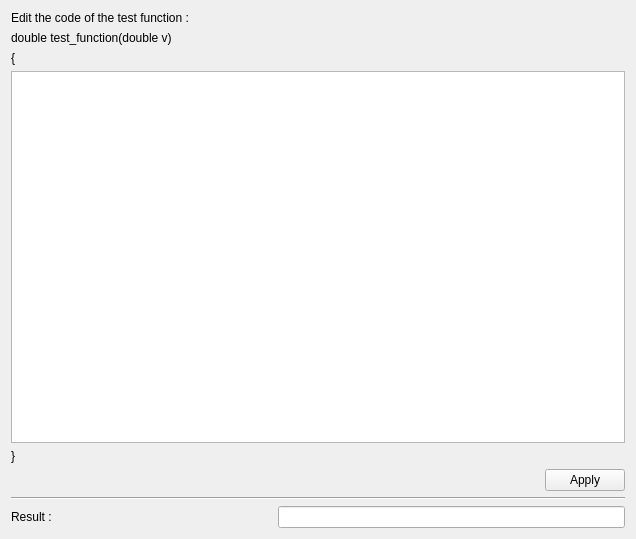
vfdev-5/RuntimeCppCompileTest, file App/CodeEditor.ui: the form before one commit.
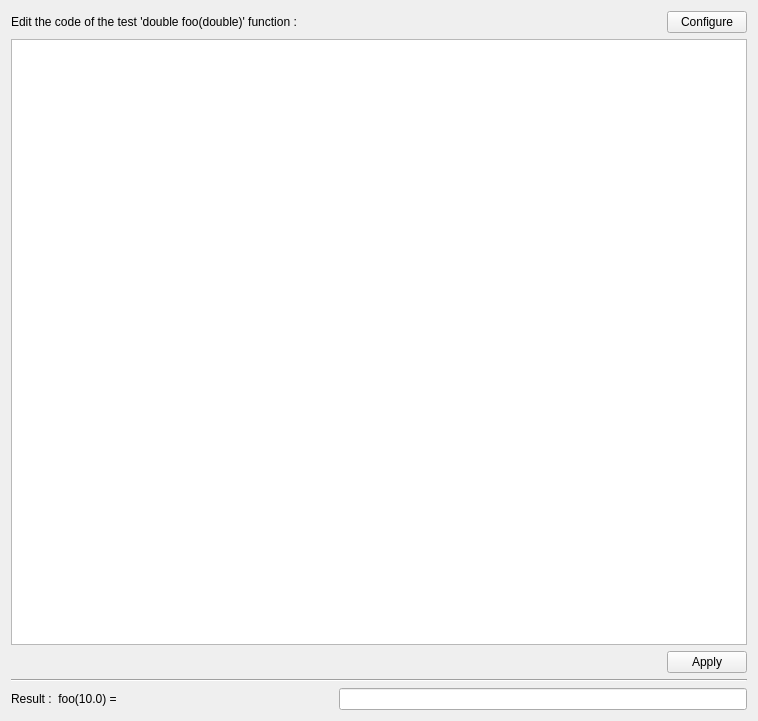
The form after the commit.

The edit to the form file:
```diff
--- a/App/CodeEditor.ui
+++ b/App/CodeEditor.ui
@@ -6,94 +6,88 @@
    <rect>
     <x>0</x>
     <y>0</y>
-    <width>636</width>
-    <height>539</height>
+    <width>758</width>
+    <height>721</height>
    </rect>
   </property>
   <property name="windowTitle">
    <string>Function Editor</string>
   </property>
   <layout class="QGridLayout" name="gridLayout">
-   <item row="2" column="0">
-    <widget class="QLabel" name="label_5">
+   <item row="2" column="1">
+    <spacer name="horizontalSpacer">
+     <property name="orientation">
+      <enum>Qt::Horizontal</enum>
+     </property>
+     <property name="sizeHint" stdset="0">
+      <size>
+       <width>40</width>
+       <height>20</height>
+      </size>
+     </property>
+    </spacer>
+   </item>
+   <item row="1" column="0" colspan="3">
+    <widget class="QPlainTextEdit" name="_code">
+     <property name="tabStopWidth">
+      <number>20</number>
+     </property>
+    </widget>
+   </item>
+   <item row="0" column="2">
+    <widget class="QPushButton" name="_configure">
      <property name="text">
-      <string>{</string>
+      <string>Configure</string>
      </property>
     </widget>
    </item>
-   <item row="6" column="0" colspan="3">
+   <item row="3" column="0" colspan="3">
     <widget class="Line" name="line">
      <property name="orientation">
       <enum>Qt::Horizontal</enum>
      </property>
     </widget>
    </item>
-   <item row="8" column="1" colspan="2">
-    <widget class="QLineEdit" name="lineEdit"/>
+   <item row="5" column="1" colspan="2">
+    <widget class="QLineEdit" name="_result">
+     <property name="readOnly">
+      <bool>true</bool>
+     </property>
+    </widget>
    </item>
    <item row="0" column="0" colspan="2">
     <widget class="QLabel" name="label">
      <property name="text">
-      <string>Edit the code of the test function :</string>
-     </property>
-    </widget>
-   </item>
-   <item row="8" column="0">
-    <widget class="QLabel" name="label_2">
-     <property name="text">
-      <string>Result : </string>
-     </property>
-    </widget>
-   </item>
-   <item row="1" column="0">
-    <widget class="QLabel" name="label_3">
-     <property name="text">
-      <string>double test_function(double v)</string>
+      <string>Edit the code of the test 'double foo(double)' function :</string>
      </property>
     </widget>
    </item>
    <item row="5" column="0">
-    <spacer name="horizontalSpacer_2">
-     <property name="orientation">
-      <enum>Qt::Horizontal</enum>
-     </property>
-     <property name="sizeHint" stdset="0">
-      <size>
-       <width>40</width>
-       <height>20</height>
-      </size>
-     </property>
-    </spacer>
-   </item>
-   <item row="5" column="1">
-    <spacer name="horizontalSpacer">
-     <property name="orientation">
-      <enum>Qt::Horizontal</enum>
-     </property>
-     <property name="sizeHint" stdset="0">
-      <size>
-       <width>40</width>
-       <height>20</height>
-      </size>
-     </property>
-    </spacer>
-   </item>
-   <item row="4" column="0">
-    <widget class="QLabel" name="label_4">
+    <widget class="QLabel" name="label_2">
      <property name="text">
-      <string>}</string>
+      <string>Result :  foo(10.0) = </string>
      </property>
     </widget>
    </item>
-   <item row="5" column="2">
+   <item row="2" column="2">
     <widget class="QPushButton" name="_apply">
      <property name="text">
       <string>Apply</string>
      </property>
     </widget>
    </item>
-   <item row="3" column="0" colspan="3">
-    <widget class="QPlainTextEdit" name="plainTextEdit"/>
+   <item row="2" column="0">
+    <spacer name="horizontalSpacer_2">
+     <property name="orientation">
+      <enum>Qt::Horizontal</enum>
+     </property>
+     <property name="sizeHint" stdset="0">
+      <size>
+       <width>40</width>
+       <height>20</height>
+      </size>
+     </property>
+    </spacer>
    </item>
   </layout>
  </widget>
```
